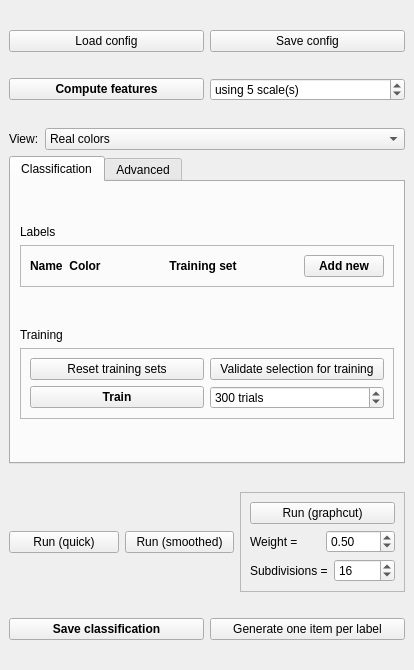
CGAL/cgal, file Polyhedron/demo/Polyhedron/Plugins/Classification/Classification_widget.ui: the form before one commit.
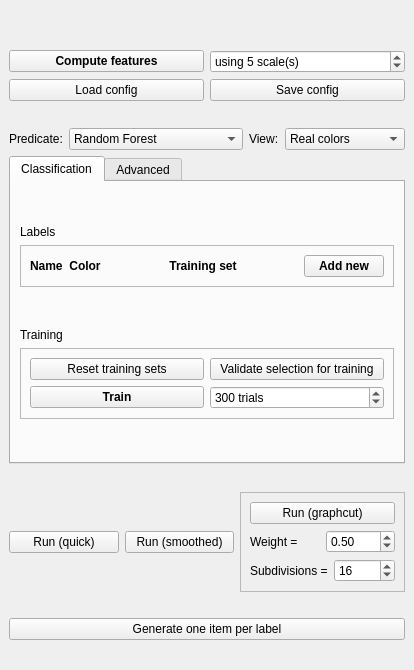
The form after the commit.

What changed in the file:
```diff
--- a/Polyhedron/demo/Polyhedron/Plugins/Classification/Classification_widget.ui
+++ b/Polyhedron/demo/Polyhedron/Plugins/Classification/Classification_widget.ui
@@ -28,24 +28,6 @@
       </property>
      </spacer>
     </item>
-    <item>
-     <layout class="QHBoxLayout" name="horizontalLayout_8">
-      <item>
-       <widget class="QPushButton" name="load_config">
-        <property name="text">
-         <string>Load config</string>
-        </property>
-       </widget>
-      </item>
-      <item>
-       <widget class="QPushButton" name="save_config">
-        <property name="text">
-         <string>Save config</string>
-        </property>
-       </widget>
-      </item>
-     </layout>
-    </item>
     <item>
      <spacer name="verticalSpacer">
       <property name="orientation">
@@ -92,6 +74,24 @@
       </item>
      </layout>
     </item>
+    <item>
+     <layout class="QHBoxLayout" name="horizontalLayout_8">
+      <item>
+       <widget class="QPushButton" name="load_config">
+        <property name="text">
+         <string>Load config</string>
+        </property>
+       </widget>
+      </item>
+      <item>
+       <widget class="QPushButton" name="save_config">
+        <property name="text">
+         <string>Save config</string>
+        </property>
+       </widget>
+      </item>
+     </layout>
+    </item>
     <item>
      <spacer name="verticalSpacer_3">
       <property name="orientation">
@@ -107,6 +107,36 @@
     </item>
     <item>
      <layout class="QHBoxLayout" name="horizontalLayout">
+      <item>
+       <widget class="QLabel" name="label_7">
+        <property name="sizePolicy">
+         <sizepolicy hsizetype="Maximum" vsizetype="Preferred">
+          <horstretch>0</horstretch>
+          <verstretch>0</verstretch>
+         </sizepolicy>
+        </property>
+        <property name="text">
+         <string>Predicate:</string>
+        </property>
+       </widget>
+      </item>
+      <item>
+       <widget class="QComboBox" name="predicate">
+        <property name="currentIndex">
+         <number>0</number>
+        </property>
+        <item>
+         <property name="text">
+          <string>Random Forest</string>
+         </property>
+        </item>
+        <item>
+         <property name="text">
+          <string>Sum of Weighted Features</string>
+         </property>
+        </item>
+       </widget>
+      </item>
       <item>
        <widget class="QLabel" name="label">
         <property name="sizePolicy">
@@ -701,19 +731,6 @@
     </item>
     <item>
      <layout class="QHBoxLayout" name="horizontalLayout_5">
-      <item>
-       <widget class="QPushButton" name="save">
-        <property name="font">
-         <font>
-          <weight>75</weight>
-          <bold>true</bold>
-         </font>
-        </property>
-        <property name="text">
-         <string>Save classification</string>
-        </property>
-       </widget>
-      </item>
       <item>
        <widget class="QPushButton" name="generate_items">
         <property name="text">
```
